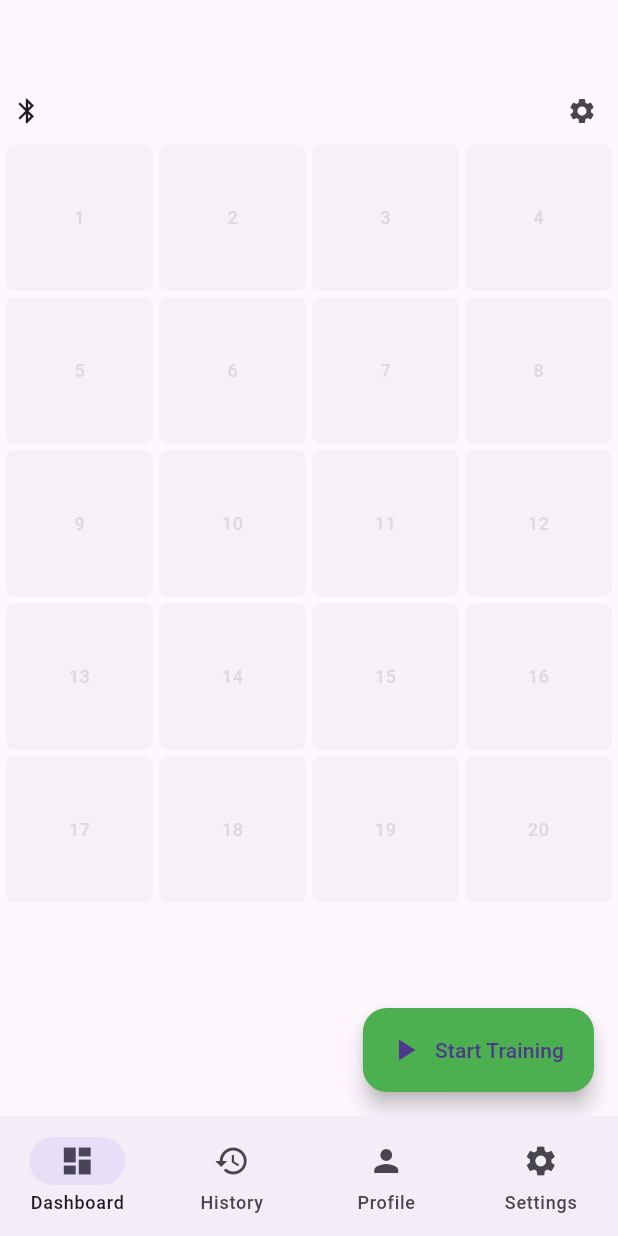
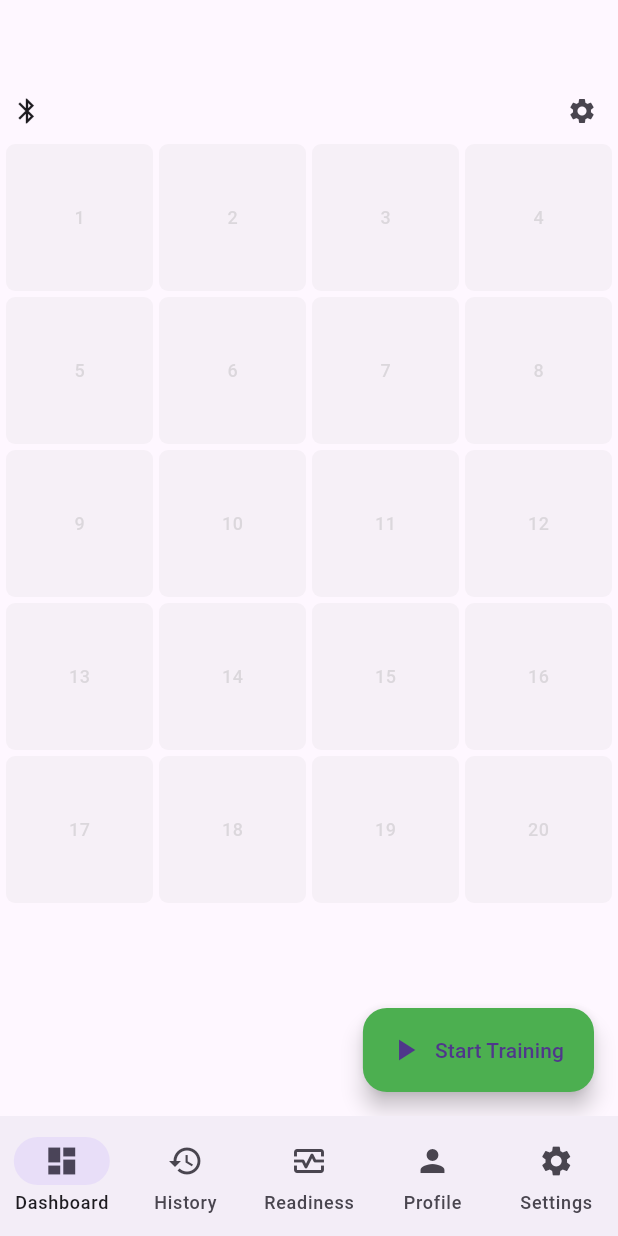
Before and after one commit to zhaojia511/linglong, a Flutter app: the screen it shows once a user with an empty profile is signed in, on a phone screen of 412 x 824 dp. Run offline on Flutter 3.47's test engine with Material 3 defaults, Android fonts, the phone set to English and light mode, and no system bars; our stand-ins replace fl_chart, flutter_blue_plus, hive, hive_flutter, permission_handler, shared_preferences and 1 more; accounts and stored records are empty; generated files the repository leaves out were written again; project files that could hold a hidden picture were left out.

Commit message:
Add Readiness History as a dedicated bottom nav tab
Agent-Logs-Url: https://github.com/zhaojia511/linglong/sessions/abb71cc3-5724-4070-9ba0-9df81ca5e620

Co-authored-by: zhaojia511 <20852337+zhaojia511@users.noreply.github.com>

```diff
--- a/mobile_app/lib/screens/home_screen.dart
+++ b/mobile_app/lib/screens/home_screen.dart
@@ -6,6 +6,7 @@ import '../models/training_session.dart';
 import '../screens/session_visualization_screen.dart';
 import 'dashboard_screen.dart';
 import 'profile_screen.dart';
+import 'readiness_history_screen.dart';
 import 'settings_screen.dart';
 
 class HomeScreen extends StatefulWidget {
@@ -22,6 +23,7 @@ class _HomeScreenState extends State<HomeScreen> {
   late final List<Widget> _screens = [
     const DashboardScreen(),
     const TrainingHistoryWidget(),
+    const ReadinessHistoryScreen(),
     const ProfileScreen(),
     const SettingsScreen(),
   ];
@@ -52,6 +54,11 @@ class _HomeScreenState extends State<HomeScreen> {
           NavigationDestination(
             icon: Icon(Icons.history),
             label: 'History',
+          ),
+          NavigationDestination(
+            icon: Icon(Icons.monitor_heart_outlined),
+            selectedIcon: Icon(Icons.monitor_heart),
+            label: 'Readiness',
           ),
           NavigationDestination(
             icon: Icon(Icons.person),
```
